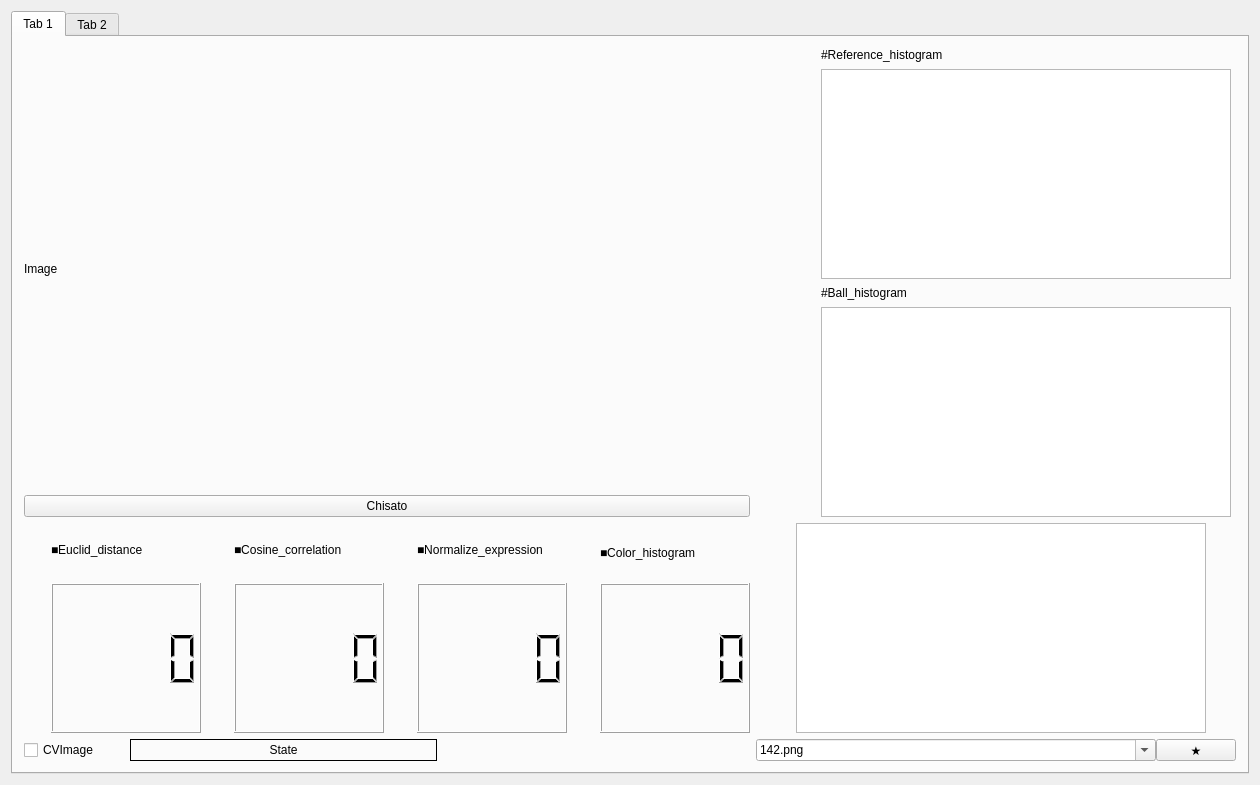
Old version of the form src/for_1426/ImageProcessing/otameshihistui.ui in the repository ChisatoKasebayashi/Dorayaki.
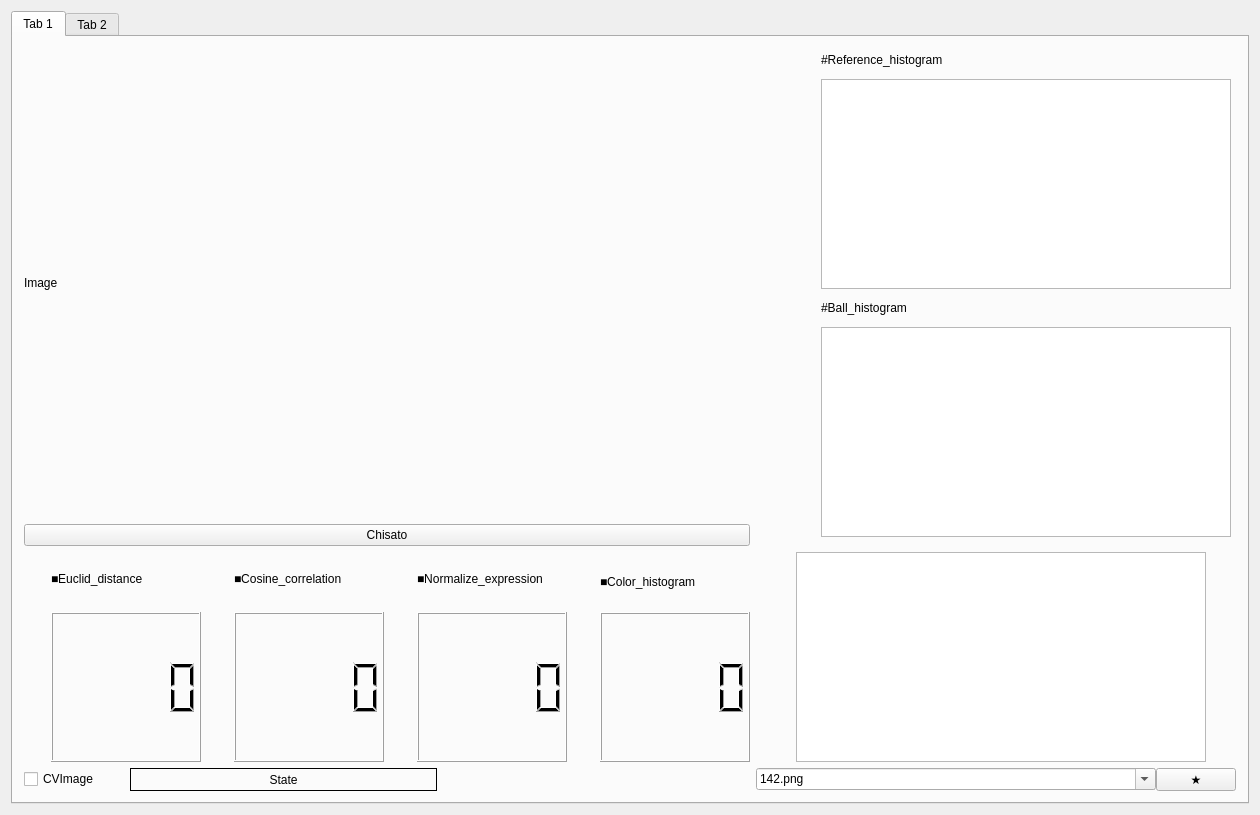
New version of the form. The open tabs and pages were chosen to show the change.

Commit message: 今のシステム

The edit to the form file:
```diff
--- a/src/for_1426/ImageProcessing/otameshihistui.ui
+++ b/src/for_1426/ImageProcessing/otameshihistui.ui
@@ -7,7 +7,7 @@
     <x>0</x>
     <y>0</y>
     <width>1260</width>
-    <height>775</height>
+    <height>815</height>
    </rect>
   </property>
   <property name="windowTitle">
```
Left out of the diff: 2 changed lines with no effect on the pictures. The commit also changes 2 other files.
